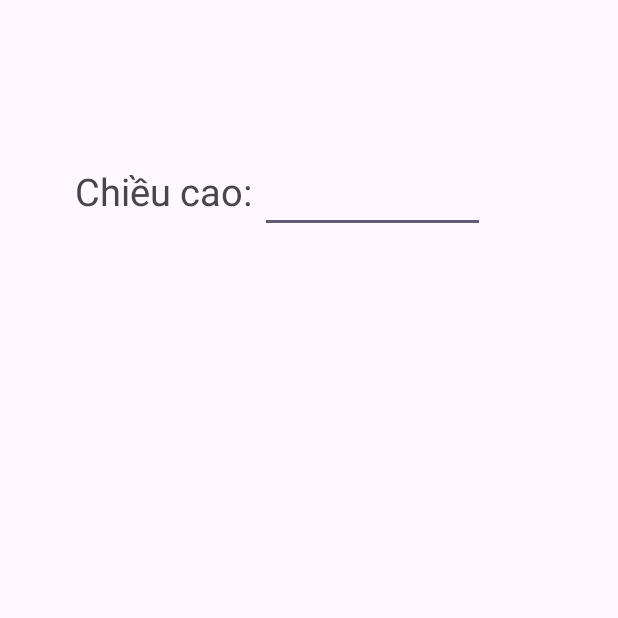
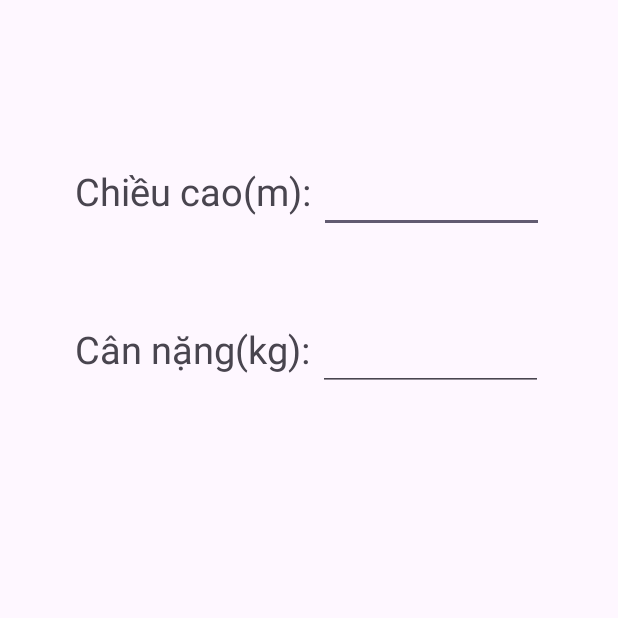
Before and after one commit to NguyenMinhDuc63133738/63133738-AndroidProgramming, an Android app: the screen it shows after launch (MainActivity), on a phone screen of 412 x 824 dp, the top half of it. Run offline under Robolectric (Android 15) with nearby library versions, the phone set to English and light mode, and no system bars.

Commit message:
Update activity_main.xml

```diff
--- a/ThiGK_63133738/Cau2_AppTinhBMI/app/src/main/res/layout/activity_main.xml
+++ b/ThiGK_63133738/Cau2_AppTinhBMI/app/src/main/res/layout/activity_main.xml
@@ -16,7 +16,7 @@
         <TextView
             android:layout_width="wrap_content"
             android:layout_height="wrap_content"
-            android:text="Chiều cao:"
+            android:text="Chiều cao(m):"
             android:layout_marginLeft="50dp"
             android:textSize="25dp"/>
         <EditText
@@ -28,4 +28,24 @@
             />
     </LinearLayout>
 
+    <LinearLayout
+        android:layout_width="wrap_content"
+        android:layout_height="wrap_content"
+        android:orientation="horizontal"
+        android:layout_marginTop="50dp">
+        <TextView
+            android:layout_width="wrap_content"
+            android:layout_height="wrap_content"
+            android:text="Cân nặng(kg):"
+            android:layout_marginLeft="50dp"
+            android:textSize="25dp"/>
+        <EditText
+            android:id="@+id/et_cannang"
+            android:layout_width="150dp"
+            android:layout_height="wrap_content"
+            android:layout_marginLeft="5dp"
+            android:textSize="25dp"
+            />
+    </LinearLayout>
+
 </LinearLayout>
```
